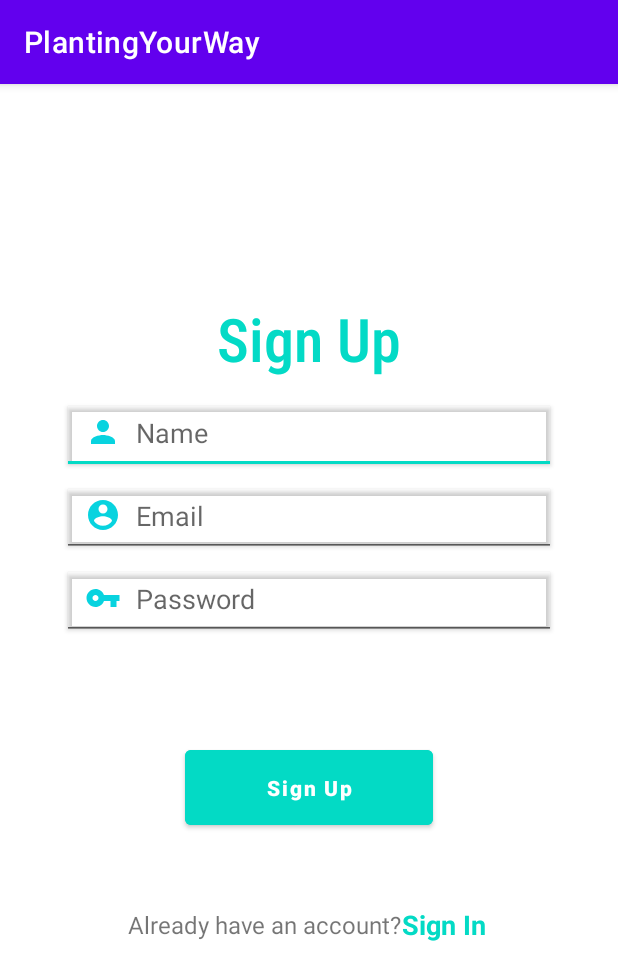
After one commit to paridhi04/W23_G10_PlantingYourWay, an Android app: the RegistrationActivity screen opened directly, with no data from a screen before it, on a phone screen of 412 x 824 dp. The commit adds this screen. Shown: the top 980 px of the screen. Run offline under Robolectric (Android 15) with nearby library versions, the phone set to English and light mode, and no system bars.

Commit message:
Added the Login and Registration Activity.

```diff
--- /dev/null
+++ b/app/src/main/java/com/example/plantingyourway/RegistrationActivity.java
@@ -0,0 +1,24 @@
+package com.example.plantingyourway;
+
+import androidx.appcompat.app.AppCompatActivity;
+
+import android.content.Intent;
+import android.os.Bundle;
+import android.view.View;
+
+public class RegistrationActivity extends AppCompatActivity {
+
+    @Override
+    protected void onCreate(Bundle savedInstanceState) {
+        super.onCreate(savedInstanceState);
+        setContentView(R.layout.activity_registration);
+    }
+
+    public void signUp(View view){
+        startActivity(new Intent(RegistrationActivity.this, MainActivity.class));
+    }
+    public void signIn(View view){
+        startActivity(new Intent(RegistrationActivity.this, LoginActivity.class));
+    }
+
+}
--- /dev/null
+++ b/app/src/main/res/drawable/ic_background_key.xml
@@ -0,0 +1,5 @@
+<vector android:height="24dp" android:tint="#08D3DF"
+    android:viewportHeight="24" android:viewportWidth="24"
+    android:width="24dp" xmlns:android="http://schemas.android.com/apk/res/android">
+    <path android:fillColor="@android:color/white" android:pathData="M12.65,10C11.83,7.67 9.61,6 7,6c-3.31,0 -6,2.69 -6,6s2.69,6 6,6c2.61,0 4.83,-1.67 5.65,-4H17v4h4v-4h2v-4H12.65zM7,14c-1.1,0 -2,-0.9 -2,-2s0.9,-2 2,-2 2,0.9 2,2 -0.9,2 -2,2z"/>
+</vector>
--- /dev/null
+++ b/app/src/main/res/drawable/ic_background_person.xml
@@ -0,0 +1,5 @@
+<vector android:height="24dp" android:tint="#08D3DF"
+android:viewportHeight="24" android:viewportWidth="24"
+android:width="24dp" xmlns:android="http://schemas.android.com/apk/res/android">
+<path android:fillColor="@android:color/white" android:pathData="M12,12c2.21,0 4,-1.79 4,-4s-1.79,-4 -4,-4 -4,1.79 -4,4 1.79,4 4,4zM12,14c-2.67,0 -8,1.34 -8,4v2h16v-2c0,-2.66 -5.33,-4 -8,-4z"/>
+</vector>
--- /dev/null
+++ b/app/src/main/res/drawable/ic_backround_account.xml
@@ -0,0 +1,5 @@
+<vector android:height="24dp" android:tint="#08D3DF"
+android:viewportHeight="24" android:viewportWidth="24"
+android:width="24dp" xmlns:android="http://schemas.android.com/apk/res/android">
+<path android:fillColor="@android:color/white" android:pathData="M12,2C6.48,2 2,6.48 2,12s4.48,10 10,10 10,-4.48 10,-10S17.52,2 12,2zM12,5c1.66,0 3,1.34 3,3s-1.34,3 -3,3 -3,-1.34 -3,-3 1.34,-3 3,-3zM12,19.2c-2.5,0 -4.71,-1.28 -6,-3.22 0.03,-1.99 4,-3.08 6,-3.08 1.99,0 5.97,1.09 6,3.08 -1.29,1.94 -3.5,3.22 -6,3.22z"/>
+</vector>
--- /dev/null
+++ b/app/src/main/res/layout/activity_registration.xml
@@ -0,0 +1,112 @@
+<?xml version="1.0" encoding="utf-8"?>
+<androidx.constraintlayout.widget.ConstraintLayout xmlns:android="http://schemas.android.com/apk/res/android"
+    xmlns:app="http://schemas.android.com/apk/res-auto"
+    xmlns:tools="http://schemas.android.com/tools"
+    android:layout_width="match_parent"
+    android:layout_height="match_parent"
+    tools:context=".RegistrationActivity">
+
+    <TextView
+        android:id="@+id/txtViewSignin"
+        android:layout_width="wrap_content"
+        android:layout_height="wrap_content"
+        android:fontFamily="sans-serif-condensed-light"
+        android:text="Sign Up"
+        android:textAlignment="center"
+        android:textColor="@color/design_default_color_secondary"
+        android:textSize="40sp"
+        android:textStyle="bold"
+        app:layout_constraintBottom_toBottomOf="parent"
+        app:layout_constraintEnd_toEndOf="parent"
+        app:layout_constraintStart_toStartOf="parent"
+        app:layout_constraintTop_toTopOf="parent"
+        app:layout_constraintVertical_bias="0.2" />
+
+    <EditText
+        android:id="@+id/editTxtName"
+        android:layout_width="0dp"
+        android:layout_height="wrap_content"
+        android:layout_marginTop="8dp"
+        android:drawableLeft="@drawable/ic_background_person"
+        android:drawablePadding="10dp"
+        android:elevation="2dp"
+        android:hint="Name"
+        android:padding="15dp"
+        app:layout_constraintEnd_toEndOf="parent"
+        app:layout_constraintStart_toStartOf="parent"
+        app:layout_constraintTop_toBottomOf="@+id/txtViewSignin"
+        app:layout_constraintWidth_percent="0.8" />
+
+    <EditText
+        android:id="@+id/editTxtEmail"
+        android:layout_width="0dp"
+        android:layout_height="wrap_content"
+        android:drawableLeft="@drawable/ic_backround_account"
+        android:drawablePadding="10dp"
+        android:elevation="2dp"
+        android:hint="Email"
+        android:padding="15dp"
+        app:layout_constraintEnd_toEndOf="parent"
+        app:layout_constraintStart_toStartOf="parent"
+        app:layout_constraintTop_toBottomOf="@+id/editTxtName"
+        app:layout_constraintWidth_percent="0.8" />
+
+    <EditText
+        android:id="@+id/editTxtPassword"
+        android:layout_width="0dp"
+        android:layout_height="wrap_content"
+        android:drawableLeft="@drawable/ic_background_key"
+        android:drawablePadding="10dp"
+        android:elevation="2dp"
+        android:hint="Password"
+        android:inputType="numberPassword"
+        android:padding="15dp"
+        app:layout_constraintEnd_toEndOf="parent"
+        app:layout_constraintStart_toStartOf="parent"
+        app:layout_constraintTop_toBottomOf="@+id/editTxtEmail"
+        app:layout_constraintWidth_percent="0.8" />
+
+    <Button
+        android:id="@+id/btnSignUp"
+        app:layout_constraintWidth_percent="0.4"
+        android:layout_width="0dp"
+        android:layout_height="wrap_content"
+        android:backgroundTint="@color/teal_200"
+        android:onClick="signUp"
+        android:text="@string/btnSignUp"
+        android:textAllCaps="false"
+        android:textStyle="bold"
+        android:padding="15dp"
+        app:layout_constraintBottom_toBottomOf="parent"
+        app:layout_constraintEnd_toEndOf="parent"
+        app:layout_constraintStart_toStartOf="parent"
+        app:layout_constraintTop_toBottomOf="@+id/editTxtPassword"
+        app:layout_constraintVertical_bias="0.2" />
+
+    <TextView
+        android:id="@+id/txtViewNoAccount"
+        android:layout_width="wrap_content"
+        android:layout_height="wrap_content"
+        android:text="@string/txtViewAlreadyAccount"
+        android:textSize="16sp"
+        app:layout_constraintBottom_toBottomOf="parent"
+        app:layout_constraintEnd_toEndOf="@+id/editTxtPassword"
+        app:layout_constraintStart_toStartOf="@+id/editTxtPassword"
+        app:layout_constraintTop_toBottomOf="@+id/btnSignUp"
+        app:layout_constraintVertical_bias="0.2"
+        app:layout_constraintHorizontal_bias="0.3" />
+
+    <TextView
+        android:id="@+id/txtViewSignup"
+        android:layout_width="wrap_content"
+        android:layout_height="wrap_content"
+        android:text="@string/txtViewSignIn"
+        android:textColor="@color/teal_200"
+        android:textSize="18sp"
+        android:textStyle="bold"
+        android:onClick="signIn"
+        app:layout_constraintBottom_toBottomOf="@+id/txtViewNoAccount"
+        app:layout_constraintStart_toEndOf="@+id/txtViewNoAccount"
+        app:layout_constraintTop_toTopOf="@+id/txtViewNoAccount" />
+
+</androidx.constraintlayout.widget.ConstraintLayout>
--- a/app/src/main/res/values/strings.xml
+++ b/app/src/main/res/values/strings.xml
@@ -2,4 +2,11 @@
     <string name="app_name">PlantingYourWay</string>
     <string name="txtAboutUs">About Us</string>
     <string name="aboutUsDescription">Welcome to our online plant store! We\'re a team of passionate plant enthusiasts who want to make it easy for you to find and purchase the perfect plants for your space. Our app offers a wide variety of plants sourced from top growers, and we\'re dedicated to providing exceptional customer service. Thank you for choosing us to bring the beauty of nature into your home or office!</string>
+    <string name="shopNowBtn">Shop Now</string>
+    <string name="btnSignUp">Sign Up</string>
+    <string name="txtViewAlreadyAccount">Already have an account?</string>
+    <string name="txtViewSignIn">Sign In</string>
+    <string name="txtViewNoAccount">Don\'t have an account?</string>
+    <string name="btnSignIn">Sign In</string>
+    <string name="txtViewSignUp">Sign Up</string>
 </resources>
```
Also changed, not shown: app/src/main/AndroidManifest.xml (+10 -3 lines), app/src/main/java/com/example/plantingyourway/LoginActivity.java (added, +14 -0 lines), app/src/main/java/com/example/plantingyourway/MainActivity.java (+11 -1 lines), app/src/main/java/com/example/plantingyourway/ShoppingActivity.java (added, +14 -0 lines), app/src/main/res/layout/activity_login.xml (added, +97 -0 lines), app/src/main/res/layout/activity_main.xml (+15 -3 lines), app/src/main/res/layout/activity_shopping.xml (added, +9 -0 lines), app/src/main/java/com/example/plantingyourway/SplashActivity.java (line endings or trailing spaces).
